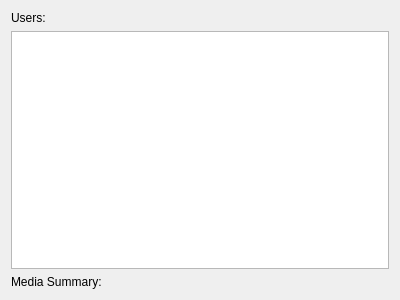
Above: UI/PlayStateCompare.ui from towel42-com/EmbySync before the change. Below: the same form after it.
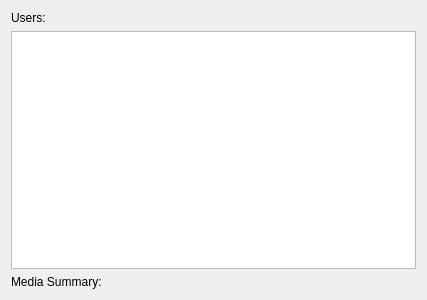
That is the form after the change.

The edit to the form file:
```diff
--- a/UI/PlayStateCompare.ui
+++ b/UI/PlayStateCompare.ui
@@ -6,7 +6,7 @@
    <rect>
     <x>0</x>
     <y>0</y>
-    <width>400</width>
+    <width>427</width>
     <height>300</height>
    </rect>
   </property>
```
Left out of the diff: 2 changed lines with no effect on the pictures.
